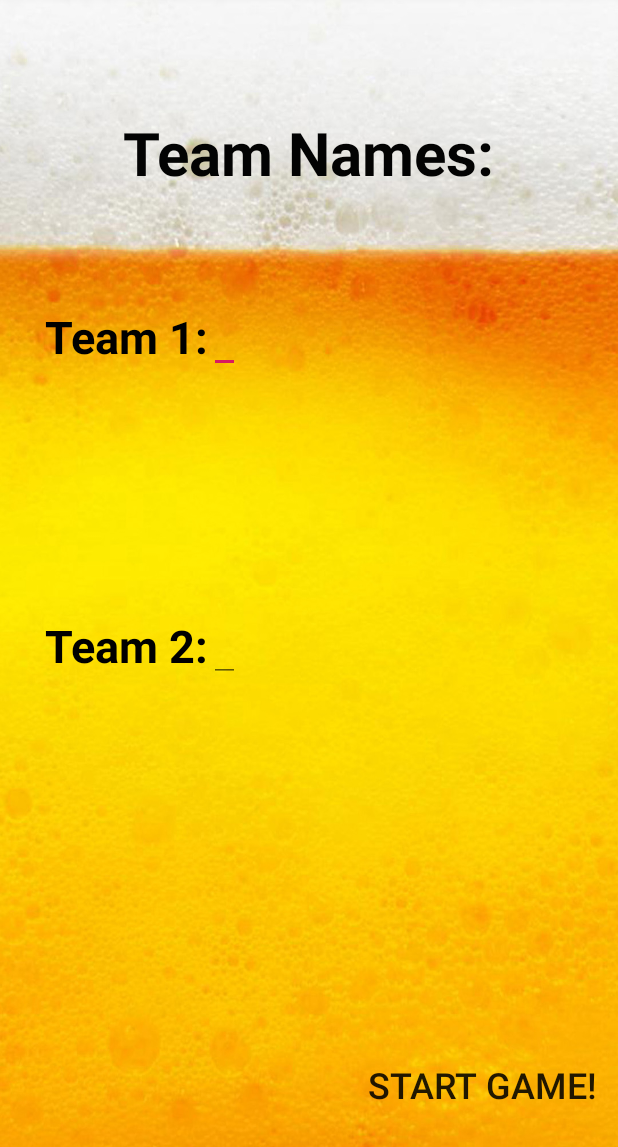
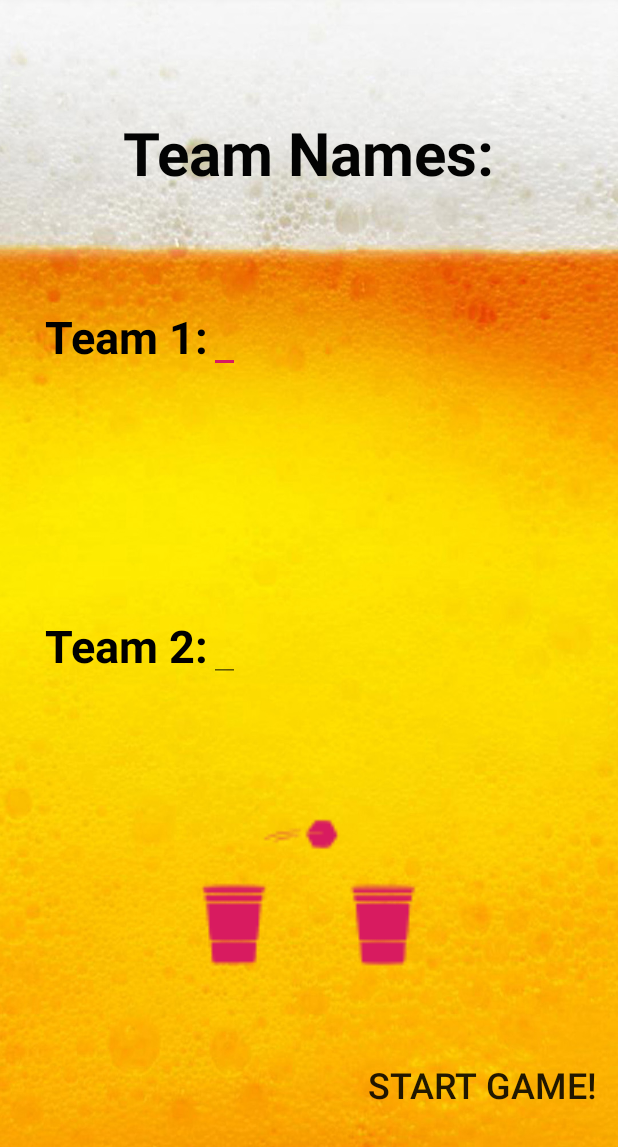
Before and after one commit to marsh208/AndroidFinal, an Android app: the SelectionActivity screen opened directly, with no data from a screen before it, on a phone screen of 412 x 824 dp, the part 89-1236 px from its top. Run offline under Robolectric (Android 15) with nearby library versions, the phone set to English and light mode, and no system bars.

Commit message:
added more visuals

```diff
--- a/app/src/main/res/layout/activity_selection.xml
+++ b/app/src/main/res/layout/activity_selection.xml
@@ -70,6 +70,19 @@
         app:layout_constraintTop_toTopOf="parent"
         app:layout_constraintVertical_bias="0.568" />
 
+    <ImageView
+        android:layout_width="300dp"
+        android:layout_height="300dp"
+        app:layout_constraintTop_toBottomOf="@id/team2Select"
+        app:layout_constraintLeft_toLeftOf="parent"
+        app:layout_constraintRight_toRightOf="parent"
+        android:src = "@mipmap/dice_cups_foreground"
+        android:adjustViewBounds="true"
+        android:scaleType="fitXY"
+        android:tint="@color/colorAccent"
+    />
+
+
     <Button
         android:id="@+id/startGameButton"
         android:layout_width="wrap_content"
--- /dev/null
+++ b/app/src/main/res/mipmap-anydpi-v26/dice_cups.xml
@@ -0,0 +1,5 @@
+<?xml version="1.0" encoding="utf-8"?>
+<adaptive-icon xmlns:android="http://schemas.android.com/apk/res/android">
+    <background android:drawable="@color/dice_cups_background"/>
+    <foreground android:drawable="@mipmap/dice_cups_foreground"/>
+</adaptive-icon>
--- /dev/null
+++ b/app/src/main/res/mipmap-anydpi-v26/dice_cups_round.xml
@@ -0,0 +1,5 @@
+<?xml version="1.0" encoding="utf-8"?>
+<adaptive-icon xmlns:android="http://schemas.android.com/apk/res/android">
+    <background android:drawable="@color/dice_cups_background"/>
+    <foreground android:drawable="@mipmap/dice_cups_foreground"/>
+</adaptive-icon>
--- /dev/null
+++ b/app/src/main/res/values/dice_cups_background.xml
@@ -0,0 +1,4 @@
+<?xml version="1.0" encoding="utf-8"?>
+<resources>
+    <color name="dice_cups_background">#FDFFFB</color>
+</resources>
```
Also changed, not shown: app/src/main/dice_cups-web.png (added), app/src/main/res/mipmap-hdpi/dice_cups.png (added), app/src/main/res/mipmap-hdpi/dice_cups_foreground.png (added), app/src/main/res/mipmap-hdpi/dice_cups_round.png (added), app/src/main/res/mipmap-mdpi/dice_cups.png (added), app/src/main/res/mipmap-mdpi/dice_cups_foreground.png (added), app/src/main/res/mipmap-mdpi/dice_cups_round.png (added), app/src/main/res/mipmap-xhdpi/dice_cups.png (added), app/src/main/res/mipmap-xhdpi/dice_cups_foreground.png (added), app/src/main/res/mipmap-xhdpi/dice_cups_round.png (added), app/src/main/res/mipmap-xxhdpi/dice_cups.png (added), app/src/main/res/mipmap-xxhdpi/dice_cups_foreground.png (added), app/src/main/res/mipmap-xxhdpi/dice_cups_round.png (added), app/src/main/res/mipmap-xxxhdpi/dice_cups.png (added), 2 more files.
